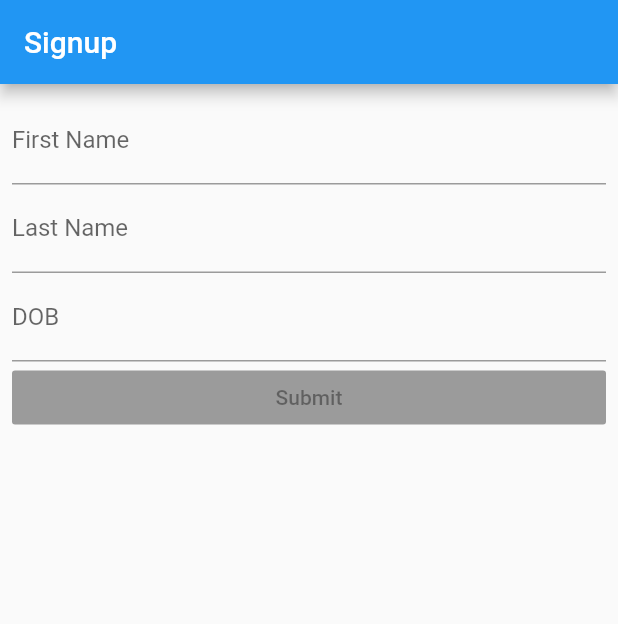
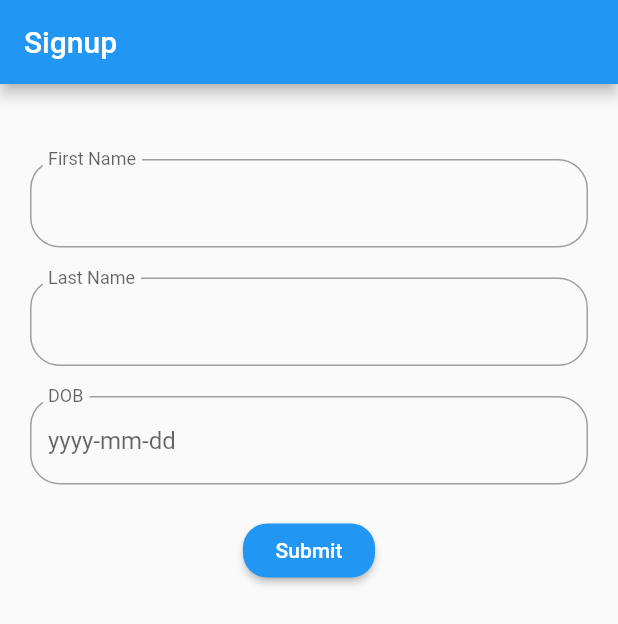
Before and after one commit to nhandrew/validationprovider, a Flutter app: the screen it shows after launch, on a phone screen of 412 x 824 dp. Shown: the top 624 px of the screen. Run offline on Flutter 3.47's test engine with Material 2 defaults, Android fonts, the phone set to English and light mode, and no system bars.

Commit message:
:racycle: Applying themes to affect all the text fields and the button. Enabling the button.

```diff
--- a/lib/main.dart
+++ b/lib/main.dart
@@ -2,6 +2,7 @@ import 'package:flutter/material.dart';
 import 'package:validation_provider/src/screens/signup.dart';
 import 'package:provider/provider.dart';
 import 'package:validation_provider/src/validation/signup_validation.dart';
+import 'package:validation_provider/theme.dart';
 
 void main() => runApp(MyApp());
 
@@ -11,10 +12,13 @@ class MyApp extends StatelessWidget {
   Widget build(BuildContext context) {
     return ChangeNotifierProvider(
       create: (context) => SignupValidation(),
-          child: MaterialApp(
+      child: MaterialApp(
         title: 'Flutter Demo',
         theme: ThemeData(
           primarySwatch: Colors.blue,
+          inputDecorationTheme:
+              MyInputDecorationTheme().myInputDecorationTheme(),
+          buttonTheme: MyButtonTheme().myButtonTheme(),
         ),
         home: Signup(),
       ),
--- a/lib/src/screens/signup.dart
+++ b/lib/src/screens/signup.dart
@@ -1,7 +1,6 @@
 import 'package:flutter/material.dart';
 import 'package:provider/provider.dart';
 import '../validation/signup_validation.dart';
-
 
 class Signup extends StatelessWidget {
   @override
@@ -12,8 +11,8 @@ class Signup extends StatelessWidget {
         title: Text('Signup'),
       ),
       body: Padding(
-        padding: const EdgeInsets.all(8.0),
-        child: ListView(
+        padding: const EdgeInsets.fromLTRB(20, 50, 20, 20),
+        child: Column(
           children: <Widget>[
             TextField(
               decoration: InputDecoration(
@@ -24,6 +23,9 @@ class Signup extends StatelessWidget {
                 validationService.changeFirstName(value);
               },
             ),
+            SizedBox(
+              height: 20,
+            ),
             TextField(
               decoration: InputDecoration(
                 labelText: "Last Name",
@@ -33,19 +35,33 @@ class Signup extends StatelessWidget {
                 validationService.changeLastName(value);
               },
             ),
+            SizedBox(
+              height: 20,
+            ),
             TextField(
               decoration: InputDecoration(
-                labelText: "DOB",
-                errorText: validationService.dob.error,
-                hintText: "yyyy-mm-dd"
-              ),
+                  labelText: "DOB",
+                  errorText: validationService.dob.error,
+                  hintText: "yyyy-mm-dd"),
               onChanged: (String value) {
                 validationService.changeDOB(value);
               },
             ),
+            SizedBox(
+              height: 20,
+            ),
             RaisedButton(
+              textColor: Colors.white,
               child: Text('Submit'),
-              onPressed:  (!validationService.isValid) ? null : validationService.submitData,
+
+              // onPressed: (!validationService.isValid)
+              //     ? null
+              //     : validationService.submitData,
+              onPressed: () {
+                !validationService.isValid
+                    ? null
+                    : validationService.submitData();
+              },
             )
           ],
         ),
--- /dev/null
+++ b/lib/theme.dart
@@ -0,0 +1,40 @@
+import 'package:flutter/material.dart';
+
+class MyInputDecorationTheme {
+  InputDecorationTheme myInputDecorationTheme() => InputDecorationTheme(
+        floatingLabelBehavior: FloatingLabelBehavior.always,
+        disabledBorder: _buildOutlineInputBorder(Colors.blueGrey),
+        enabledBorder: _buildOutlineInputBorder(Colors.grey),
+        focusedBorder: _buildOutlineInputBorder(Colors.blue),
+        errorBorder: _buildOutlineInputBorder(Colors.red),
+        focusedErrorBorder: _buildOutlineInputBorder(Colors.orangeAccent),
+        errorStyle: _buildTextStyle(Colors.red),
+      );
+
+  OutlineInputBorder _buildOutlineInputBorder(Color color) {
+    return OutlineInputBorder(
+      borderRadius: BorderRadius.all(Radius.circular(20)),
+      borderSide: BorderSide(
+        color: color,
+        width: 1,
+      ),
+    );
+  }
+
+  TextStyle _buildTextStyle(Color color, {double size = 16.0}) {
+    return TextStyle(
+      color: color,
+      fontSize: size,
+    );
+  }
+}
+
+class MyButtonTheme {
+  ButtonThemeData myButtonTheme() => ButtonThemeData(
+      shape: RoundedRectangleBorder(
+        borderRadius: BorderRadius.all(
+          Radius.circular(16),
+        ),
+      ),
+      buttonColor: Colors.blue);
+}
```
